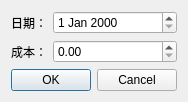
Old version of the form admini/setcostdialog.ui in the repository Li-Yaosong/BuffetMealsSystem.
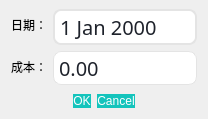
New version of the form. Icons and pictures are not drawn.

The edit to the form file:
```diff
--- a/admini/setcostdialog.ui
+++ b/admini/setcostdialog.ui
@@ -6,14 +6,29 @@
    <rect>
     <x>0</x>
     <y>0</y>
-    <width>176</width>
-    <height>80</height>
+    <width>205</width>
+    <height>106</height>
    </rect>
   </property>
   <property name="windowTitle">
    <string>Dialog</string>
   </property>
+  <layout class="QVBoxLayout" name="verticalLayout">
+   <property name="spacing">
+    <number>0</number>
+   </property>
+   <property name="topMargin">
+    <number>0</number>
+   </property>
+   <item>
+    <widget class="QWidget" name="widget" native="true">
   <layout class="QFormLayout" name="formLayout">
+      <property name="leftMargin">
+       <number>0</number>
+      </property>
+      <property name="rightMargin">
+       <number>0</number>
+      </property>
    <item row="0" column="0">
     <widget class="QLabel" name="label_date">
      <property name="text">
@@ -22,7 +37,92 @@
     </widget>
    </item>
    <item row="0" column="1">
-    <widget class="QDateEdit" name="dateEdit"/>
+       <widget class="QDateEdit" name="dateEdit">
+        <property name="styleSheet">
+         <string notr="true">QDateEdit{
+  color:#1e222b;
+  padding: 1px 15px 1px 3px;
+  border:2px solid rgba(228,228,228,1);
+  border-radius:8;
+  font-family: Microsoft YaHei;
+  font-size: 20px;
+}
+QDateEdit::drop-down {			/*下拉按钮*/
+      subcontrol-origin: padding;
+      subcontrol-position: top right;
+      width: 20px;
+      border:none;
+}
+QCalendarWidget {
+	color:#1e222b;
+  	padding: 1px 15px 1px 3px;
+  	border:2px solid rgb(85, 170, 255);
+  	border-radius:8;
+  	font-family: Microsoft YaHei;
+  	font-size: 20px;
+	background-color: rgb(170, 170, 255);
+}
+QComboBox{
+  color:#1e222b;
+  padding: 1px 15px 1px 3px;
+  border:1px solid rgba(228,228,228,1);
+  border-radius:8;
+  font-family: Microsoft YaHei;
+  font-size: 20px;
+}
+QComboBox::drop-down {			/*下拉按钮*/
+      subcontrol-origin: padding;
+      subcontrol-position: top right;
+      width: 20px;
+      border:none;
+}
+
+QComboBox::down-arrow {		/*下拉按钮*/
+      image: url(:/image/combox.png);
+  }
+
+QComboBox QAbstractItemView{	/*列表 */
+	margin-top: 8px;
+	margin-left: 6px;
+	margin-bottom: 6px;
+	margin-right: 6px;
+	background:rgba(255,255,255,1);
+    border:1px solid rgba(228,228,228,1);
+    border-radius:8px;
+	font-size:12px;
+    font-family: Microsoft YaHei;
+    outline: 0px;
+    color:#1e222b;
+    padding-left: 16px;
+    padding-top: 12px;
+	padding-bottom:12px;
+    
+  }
+
+QComboBox QScrollBar::vertical{ /*滑条 主体部分*/
+    width:6px;
+    background:rgb(255,255,255);
+    border:none;
+}
+QComboBox QScrollBar::handle::vertical{ /*滑块主体*/
+    border-radius:3px;
+    background-color: rgba(30, 34, 43, 0.2);
+}
+QComboBox QScrollBar::handle::vertical::hover{
+    background-color: rgba(30, 34, 43, 0.2);
+}
+QComboBox QScrollBar::add-line::vertical{/*上箭头*/
+    border:none;
+}
+QComboBox QScrollBar::sub-line::vertical{/*下箭头*/
+    border:none;
+}
+</string>
+        </property>
+        <property name="buttonSymbols">
+         <enum>QAbstractSpinBox::NoButtons</enum>
+        </property>
+       </widget>
    </item>
    <item row="1" column="0">
     <widget class="QLabel" name="label_cost">
@@ -33,19 +133,59 @@
    </item>
    <item row="1" column="1">
     <widget class="QDoubleSpinBox" name="doubleSpinBox_cost">
+        <property name="styleSheet">
+         <string notr="true">  color:#1e222b;
+  padding: 1px 15px 1px 3px;
+  border:1px solid rgba(228,228,228,1);
+  border-radius:8;
+  font-family: Microsoft YaHei;
+  font-size: 20px;</string>
+        </property>
+        <property name="buttonSymbols">
+         <enum>QAbstractSpinBox::NoButtons</enum>
+        </property>
      <property name="maximum">
       <double>9999999999999999404072760505352583023983296100855298230449769143938302256661863838179600254051950569374547392515068357773127490685649548117139715971745147241514401792.000000000000000</double>
      </property>
     </widget>
    </item>
-   <item row="2" column="0" colspan="2">
+     </layout>
+    </widget>
+   </item>
+   <item>
     <widget class="QDialogButtonBox" name="buttonBox">
+     <property name="styleSheet">
+      <string notr="true">QPushButton{
+    font: 25 14pt '微软雅黑 Light';
+    color: rgb(255,255,255);
+    background-color: rgb(20,196,188);
+    border: none;border-radius:8px;
+    }
+QPushButton:disabled {
+  background-color: rgb(170,170,170);
+}
+QPushButton:hover{
+    background-color: rgb(22,218,208);
+    }//hover
+
+QPushButton:pressed{
+    background-color: rgb(17,171,164);
+    }//pressedb
+
+QGroupBox{
+    background-color: rgb(170, 170, 255);
+}
+</string>
+     </property>
      <property name="orientation">
       <enum>Qt::Horizontal</enum>
      </property>
      <property name="standardButtons">
       <set>QDialogButtonBox::Cancel|QDialogButtonBox::Ok</set>
      </property>
+     <property name="centerButtons">
+      <bool>true</bool>
+     </property>
     </widget>
    </item>
   </layout>
```
Lines whose indentation alone changed are shown as unchanged.
